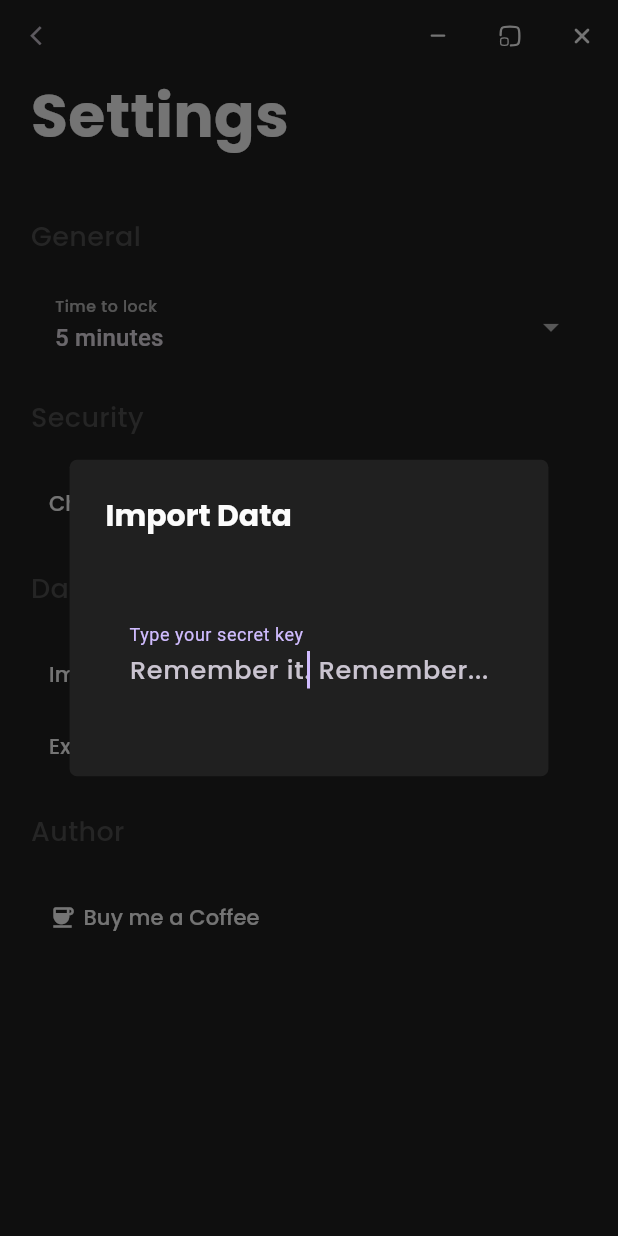
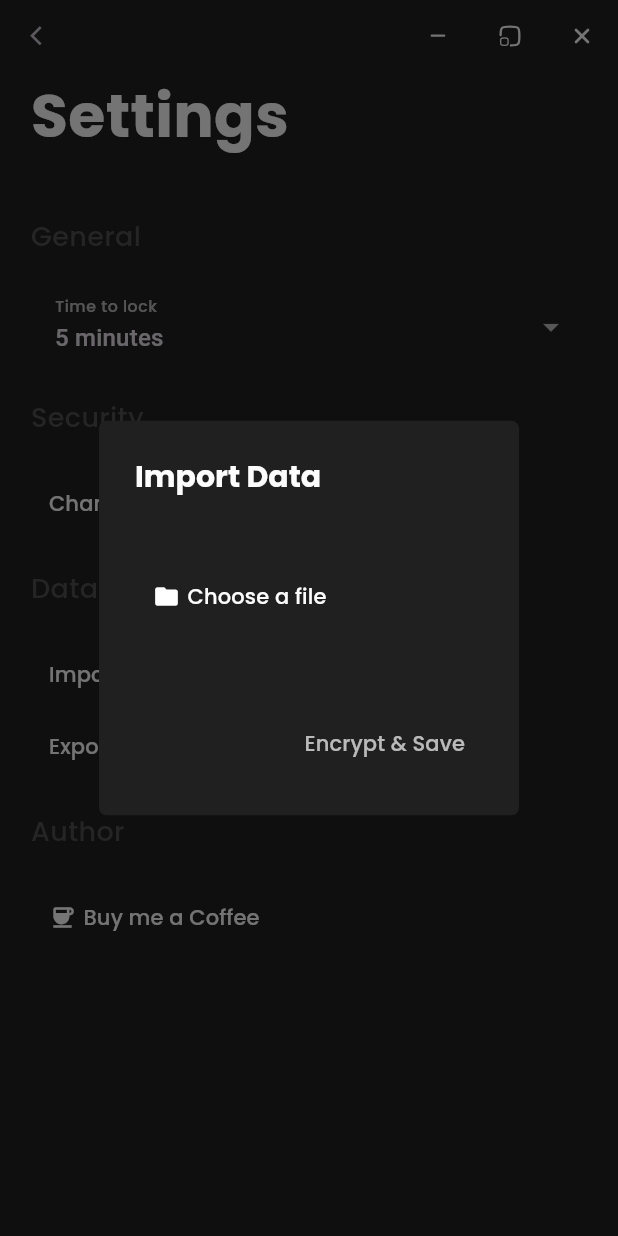
Before and after one commit to Guymaster/crypt, a Flutter app: the SettingsPage screen opened directly, after a tap on "Import", on a phone screen of 412 x 824 dp. Run offline on Flutter 3.47's test engine with Material 3 defaults, Android fonts, the phone set to English and light mode, and no system bars; our stand-ins replace expandable, file_picker, flutter_svg, google_fonts, sqflite, sqflite_common_ffi; missing offline and left inert: bitsdojo_window, contextual_menu, dbcrypt, encrypt_decrypt_plus; accounts and stored records are empty.

Commit message:
Adding json import feature

```diff
--- a/lib/common/values.dart
+++ b/lib/common/values.dart
@@ -1,4 +1,6 @@
 import 'package:flutter/material.dart';
+
+const APP_VERSION = "1.0.0";
 
 const HIVE_COLL_NAME = "CRYPT_HIVE";
 const HIVE_BOX_NAME = "CRYPT_BOX";
--- a/lib/pages/settings/components/import-data-popup.component.dart
+++ b/lib/pages/settings/components/import-data-popup.component.dart
@@ -1,11 +1,15 @@
+import 'dart:io';
+
 import 'package:crypt/common/styles.dart';
 import 'package:crypt/common/values.dart';
+import 'package:crypt/models/backup.model.dart';
 import 'package:crypt/models/collection.model.dart';
 import 'package:crypt/providers/secret_key.provider.dart';
 import 'package:crypt/services/database.dart';
 import 'package:crypt/services/encryption.dart';
+import 'package:file_picker/file_picker.dart';
 import 'package:flutter/material.dart';
-import 'package:crypt/models/file.model.dart';
+import 'package:crypt/models/file.model.dart' as F;
 import 'package:provider/provider.dart';
 
 class ImportDataPopUp extends StatefulWidget {
@@ -22,17 +26,15 @@ class ImportDataPopUp extends StatefulWidget {
 
 class UnlockPopUpState extends State<ImportDataPopUp> {
   final GlobalKey<FormState> _formKey = GlobalKey<FormState>();
-  late TextEditingController textEditingController;
+  PlatformFile? selectedFile;
 
   @override
   void initState() {
     super.initState();
-    textEditingController = TextEditingController();
   }
 
   @override
   void dispose() {
-    textEditingController.dispose();
     super.dispose();
   }
 
@@ -44,50 +46,51 @@ class UnlockPopUpState extends State<ImportDataPopUp> {
         borderRadius: BorderRadius.circular(5)
       ),
       title: Text("Import Data", style: FormTitleTxtStyle.classic(20, ColorPalette.getWhite(1)),),
+        actions: [
+          TextButton(
+            style: ButtonStyle(
+                shape: MaterialStateProperty.all(RoundedRectangleBorder(
+                    borderRadius: BorderRadius.circular(5)
+                ))
+            ),
+            onPressed: () async {
+              File sysFile = File(selectedFile?.path??"");
+              Backup b = Backup.fromJson(sysFile.readAsStringSync());
+              await b.saveToDb(Provider.of<SecretKeyProvider>(context, listen: false).value);
+            },
+            child: Text("Encrypt & Save", style: FormLabelTxtStyle.classic(14, ColorPalette.getWhite(0.7)),),
+          )
+        ],
       content: SizedBox(
-        height: 120,
+        height: 100,
         child: Column(
+          crossAxisAlignment: CrossAxisAlignment.start,
           mainAxisAlignment: MainAxisAlignment.center,
           children: [
-            const SizedBox(height: 10,),
-            Form(
-              key: _formKey,
-              child: TextFormField(
-                controller: textEditingController,
-                obscureText: true,
-                obscuringCharacter: "漢",
-                textAlign: TextAlign.center,
-                textInputAction: TextInputAction.next,
-                onFieldSubmitted: (value) async {
-                  bool isValid = _formKey.currentState != null? _formKey.currentState!.validate() : false;
-                  textEditingController.text = "";
-                  if(!isValid) return;
-                  String hash = await DbService.getHash()?? "";
-                  bool isPasswordCorrect = EncryptionService.check(value, hash);
-                  if(isPasswordCorrect){
-                    Provider.of<SecretKeyProvider>(context, listen: false).value = value;
-                  }
-                  Navigator.of(context).pop();
-                },
-                style: FormLabelTxtStyle.classic(17, ColorPalette.getWhite(0.7)),
-                validator: (value){
-                  if(value == null || value.isEmpty) {
-                    return "Where is the secret key?";
-                  }
-                },
-                autofocus: true,
-                decoration: InputDecoration(
-                    errorMaxLines: 2,
-                    errorStyle: FormLabelTxtStyle.classic(14, Colors.deepOrange),
-                    filled: true,
-                    labelText: "Type your secret key",
-                    fillColor: ColorPalette.getBlack(0.5),
-                    hoverColor: ColorPalette.getBlack(0.5),
-                    hintText: "Remember it. Remember...",
-                    border: InputBorder.none
-                ),
+            TextButton(
+              style: ButtonStyle(
+                  shape: MaterialStateProperty.all(RoundedRectangleBorder(
+                      borderRadius: BorderRadius.circular(5)
+                  ))
               ),
-            )
+              onPressed: () async {
+                FilePickerResult? result = await FilePicker.platform.pickFiles(
+                  type: FileType.custom,
+                  allowedExtensions: ['json'],
+                );
+                if(result == null) return;
+                setState(() {
+                  selectedFile = result?.files.first;
+                });
+              },
+              child: Row(
+                children: [
+                  const Icon(Icons.folder),
+                  const SizedBox(width: 5,),
+                  Text(selectedFile != null? selectedFile?.name??"Choose a file" : "Choose a file", style: FormLabelTxtStyle.classic(14, ColorPalette.getWhite(1),),
+                  ),
+                ],
+              ),),
           ],
         ),
       )
--- a/pubspec.yaml
+++ b/pubspec.yaml
@@ -47,6 +47,7 @@ dependencies:
   remove: ^1.0.10
   encrypt_decrypt_plus: ^1.1.0
   url_launcher: ^6.2.5
+  file_picker: ^8.0.0+1
 
 dev_dependencies:
   flutter_test:
```
Also changed, not shown: lib/models/backup.model.dart (added, +74 -0 lines), lib/pages/settings/components/export-data-popup.component.dart (+36 -43 lines), pubspec.lock.
